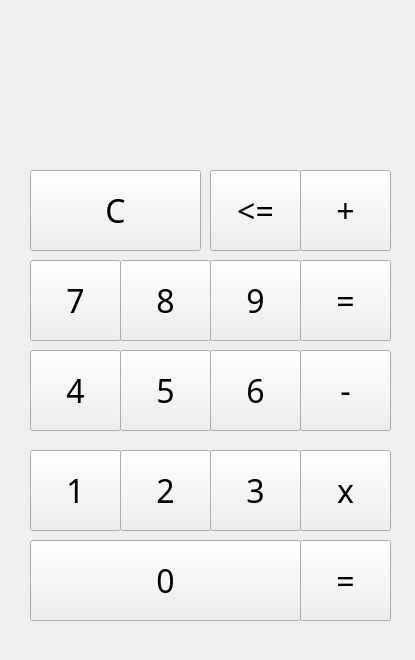
Before: the Qt Designer form mainwindow.ui in pingminus/QTCalculator, drawn with Qt 5.
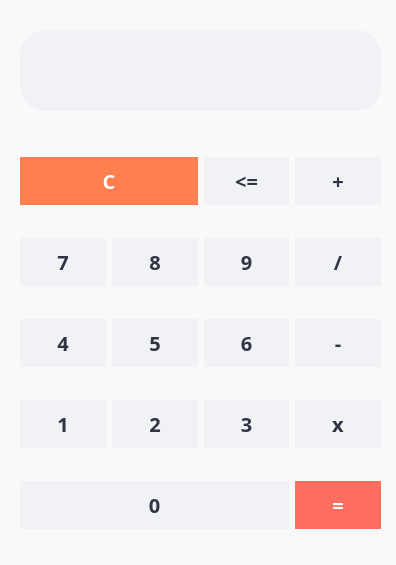
After: the same form once the commit is applied.

```diff
--- a/mainwindow.ui
+++ b/mainwindow.ui
@@ -6,355 +6,721 @@
    <rect>
     <x>0</x>
     <y>0</y>
-    <width>415</width>
-    <height>660</height>
+    <width>396</width>
+    <height>565</height>
    </rect>
   </property>
   <property name="windowTitle">
    <string>MainWindow</string>
   </property>
+  <property name="styleSheet">
+   <string notr="true">QMainWindow {
+    background-color: #f9f9f9;
+}
+
+QLabel {
+    color: #2f3542;
+    font-size: 24px;
+    font-weight: 600;
+}
+
+QPushButton {
+    background-color: #f1f2f6;
+    color: #2f3542;
+    border: none;
+    border-radius: 25px;
+    font-size: 20px;
+    font-weight: bold;
+    padding: 12px 20px;
+}
+
+QPushButton:hover {
+    background-color: #dfe4ea;
+}
+
+QPushButton:pressed {
+    background-color: #ced6e0;
+}
+</string>
+  </property>
   <widget class="QWidget" name="centralwidget">
-   <widget class="QPushButton" name="pushButtonBackspace">
+   <widget class="QLabel" name="label">
     <property name="geometry">
      <rect>
-      <x>210</x>
-      <y>170</y>
-      <width>91</width>
+      <x>20</x>
+      <y>30</y>
+      <width>361</width>
       <height>81</height>
      </rect>
     </property>
     <property name="font">
      <font>
-      <family>Impact</family>
-      <pointsize>24</pointsize>
+      <family>Sans Serif Collection</family>
+      <pointsize>-1</pointsize>
+      <bold>true</bold>
      </font>
     </property>
-    <property name="text">
-     <string>&lt;=</string>
+    <property name="styleSheet">
+     <string notr="true">/* Label-Stil im MacOS-Stil */
+QLabel {
+    background-color: #f1f2f6; /* Helles Grau, passend zu den Buttons */
+    color: #2f3542; /* Dunkles Grau für den Text */
+    border: none;
+    border-radius: 25px; /* Abgerundete Ecken wie bei den Buttons */
+    font-size: 30px; /* Größere Schrift für bessere Lesbarkeit */
+    font-weight: bold; /* Fett für eine bessere visuelle Betonung */
+    padding: 15px; /* Etwas mehr Abstand im Label */
+    text-align: right; /* Textausrichtung nach rechts, wie bei Taschenrechnern */
+}
+
+/* Optional: Hover-Effekt für das Label, falls gewünscht */
+QLabel:hover {
+    background-color: #dfe4ea; /* Helleres Grau bei Hover */
+}
+
+/* Optional: Focus-Effekt für das Label, falls gewünscht */
+QLabel:focus {
+    border: 2px solid #ff6f61; /* Orange-Rote Umrandung bei Fokus */
+}
+</string>
     </property>
-   </widget>
-   <widget class="QPushButton" name="pushButtonAddition">
-    <property name="geometry">
-     <rect>
-      <x>300</x>
-      <y>170</y>
-      <width>91</width>
-      <height>81</height>
-     </rect>
-    </property>
-    <property name="font">
-     <font>
-      <family>Impact</family>
-      <pointsize>24</pointsize>
-     </font>
-    </property>
     <property name="text">
-     <string>+</string>
+     <string/>
     </property>
    </widget>
-   <widget class="QPushButton" name="pushButton9">
+   <widget class="QWidget" name="gridLayoutWidget">
     <property name="geometry">
      <rect>
-      <x>210</x>
-      <y>260</y>
-      <width>91</width>
-      <height>81</height>
+      <x>20</x>
+      <y>130</y>
+      <width>361</width>
+      <height>431</height>
      </rect>
     </property>
+    <layout class="QGridLayout" name="gridLayout">
+     <item row="3" column="0">
+      <widget class="QPushButton" name="pushButton4">
     <property name="font">
      <font>
-      <family>Impact</family>
-      <pointsize>24</pointsize>
-     </font>
-    </property>
+         <family>Sans Serif Collection</family>
+         <pointsize>-1</pointsize>
+         <bold>true</bold>
+        </font>
+       </property>
+       <property name="styleSheet">
+        <string notr="true">QPushButton {
+    background-color: #f1f2f6;
+    color: #2f3542;
+    border: none;
+    border-radius: 25px;
+    font-size: 20px;
+    font-weight: bold;
+    padding: 10px;
+}
+
+QPushButton:hover {
+    background-color: #dfe4ea;
+}
+
+QPushButton:pressed {
+    background-color: #ced6e0;
+}
+</string>
+       </property>
     <property name="text">
-     <string>9</string>
-    </property>
-   </widget>
+        <string>4</string>
+       </property>
+      </widget>
+     </item>
+     <item row="2" column="0">
    <widget class="QPushButton" name="pushButton7">
-    <property name="geometry">
-     <rect>
-      <x>30</x>
-      <y>260</y>
-      <width>91</width>
-      <height>81</height>
-     </rect>
-    </property>
     <property name="font">
      <font>
-      <family>Impact</family>
-      <pointsize>24</pointsize>
-     </font>
-    </property>
+         <family>Sans Serif Collection</family>
+         <pointsize>-1</pointsize>
+         <bold>true</bold>
+        </font>
+       </property>
+       <property name="styleSheet">
+        <string notr="true">QPushButton {
+    background-color: #f1f2f6;
+    color: #2f3542;
+    border: none;
+    border-radius: 25px;
+    font-size: 20px;
+    font-weight: bold;
+    padding: 10px;
+}
+
+QPushButton:hover {
+    background-color: #dfe4ea;
+}
+
+QPushButton:pressed {
+    background-color: #ced6e0;
+}
+</string>
+       </property>
     <property name="text">
      <string>7</string>
     </property>
    </widget>
+     </item>
+     <item row="4" column="2">
+      <widget class="QPushButton" name="pushButton3">
+       <property name="font">
+        <font>
+         <family>Sans Serif Collection</family>
+         <pointsize>-1</pointsize>
+         <bold>true</bold>
+        </font>
+       </property>
+       <property name="styleSheet">
+        <string notr="true">QPushButton {
+    background-color: #f1f2f6;
+    color: #2f3542;
+    border: none;
+    border-radius: 25px;
+    font-size: 20px;
+    font-weight: bold;
+    padding: 10px;
+}
+
+QPushButton:hover {
+    background-color: #dfe4ea;
+}
+
+QPushButton:pressed {
+    background-color: #ced6e0;
+}
+</string>
+       </property>
+       <property name="text">
+        <string>3</string>
+       </property>
+      </widget>
+     </item>
+     <item row="2" column="2">
+      <widget class="QPushButton" name="pushButton9">
+       <property name="font">
+        <font>
+         <family>Sans Serif Collection</family>
+         <pointsize>-1</pointsize>
+         <bold>true</bold>
+        </font>
+       </property>
+       <property name="styleSheet">
+        <string notr="true">QPushButton {
+    background-color: #f1f2f6;
+    color: #2f3542;
+    border: none;
+    border-radius: 25px;
+    font-size: 20px;
+    font-weight: bold;
+    padding: 10px;
+}
+
+QPushButton:hover {
+    background-color: #dfe4ea;
+}
+
+QPushButton:pressed {
+    background-color: #ced6e0;
+}
+</string>
+       </property>
+       <property name="text">
+        <string>9</string>
+       </property>
+      </widget>
+     </item>
+     <item row="2" column="1">
    <widget class="QPushButton" name="pushButton8">
-    <property name="geometry">
-     <rect>
-      <x>120</x>
-      <y>260</y>
-      <width>91</width>
-      <height>81</height>
-     </rect>
-    </property>
     <property name="font">
      <font>
-      <family>Impact</family>
-      <pointsize>24</pointsize>
-     </font>
-    </property>
+         <family>Sans Serif Collection</family>
+         <pointsize>-1</pointsize>
+         <bold>true</bold>
+        </font>
+       </property>
+       <property name="styleSheet">
+        <string notr="true">QPushButton {
+    background-color: #f1f2f6;
+    color: #2f3542;
+    border: none;
+    border-radius: 25px;
+    font-size: 20px;
+    font-weight: bold;
+    padding: 10px;
+}
+
+QPushButton:hover {
+    background-color: #dfe4ea;
+}
+
+QPushButton:pressed {
+    background-color: #ced6e0;
+}
+</string>
+       </property>
     <property name="text">
      <string>8</string>
     </property>
    </widget>
-   <widget class="QPushButton" name="pushButtonDivision">
-    <property name="geometry">
-     <rect>
-      <x>300</x>
-      <y>260</y>
-      <width>91</width>
-      <height>81</height>
-     </rect>
-    </property>
+     </item>
+     <item row="4" column="1">
+      <widget class="QPushButton" name="pushButton2">
     <property name="font">
      <font>
-      <family>Impact</family>
-      <pointsize>24</pointsize>
-     </font>
-    </property>
-    <property name="text">
-     <string>=</string>
-    </property>
-   </widget>
-   <widget class="QPushButton" name="pushButton6">
-    <property name="geometry">
-     <rect>
-      <x>210</x>
-      <y>350</y>
-      <width>91</width>
-      <height>81</height>
-     </rect>
-    </property>
-    <property name="font">
-     <font>
-      <family>Impact</family>
-      <pointsize>24</pointsize>
-     </font>
-    </property>
+         <family>Sans Serif Collection</family>
+         <pointsize>-1</pointsize>
+         <bold>true</bold>
+        </font>
+       </property>
+       <property name="styleSheet">
+        <string notr="true">QPushButton {
+    background-color: #f1f2f6;
+    color: #2f3542;
+    border: none;
+    border-radius: 25px;
+    font-size: 20px;
+    font-weight: bold;
+    padding: 10px;
+}
+
+QPushButton:hover {
+    background-color: #dfe4ea;
+}
+
+QPushButton:pressed {
+    background-color: #ced6e0;
+}
+</string>
+       </property>
     <property name="text">
-     <string>6</string>
-    </property>
-   </widget>
-   <widget class="QPushButton" name="pushButton4">
-    <property name="geometry">
-     <rect>
-      <x>30</x>
-      <y>350</y>
-      <width>91</width>
-      <height>81</height>
-     </rect>
-    </property>
-    <property name="font">
-     <font>
-      <family>Impact</family>
-      <pointsize>24</pointsize>
-     </font>
-    </property>
-    <property name="text">
-     <string>4</string>
-    </property>
-   </widget>
+        <string>2</string>
+       </property>
+      </widget>
+     </item>
+     <item row="3" column="1">
    <widget class="QPushButton" name="pushButton5">
-    <property name="geometry">
-     <rect>
-      <x>120</x>
-      <y>350</y>
-      <width>91</width>
-      <height>81</height>
-     </rect>
-    </property>
     <property name="font">
      <font>
-      <family>Impact</family>
-      <pointsize>24</pointsize>
-     </font>
-    </property>
+         <family>Sans Serif Collection</family>
+         <pointsize>-1</pointsize>
+         <bold>true</bold>
+        </font>
+       </property>
+       <property name="styleSheet">
+        <string notr="true">QPushButton {
+    background-color: #f1f2f6;
+    color: #2f3542;
+    border: none;
+    border-radius: 25px;
+    font-size: 20px;
+    font-weight: bold;
+    padding: 10px;
+}
+
+QPushButton:hover {
+    background-color: #dfe4ea;
+}
+
+QPushButton:pressed {
+    background-color: #ced6e0;
+}
+</string>
+       </property>
     <property name="text">
      <string>5</string>
     </property>
    </widget>
-   <widget class="QPushButton" name="pushButtonSubtraction">
-    <property name="geometry">
-     <rect>
-      <x>300</x>
-      <y>350</y>
-      <width>91</width>
-      <height>81</height>
-     </rect>
-    </property>
+     </item>
+     <item row="3" column="2">
+      <widget class="QPushButton" name="pushButton6">
     <property name="font">
      <font>
-      <family>Impact</family>
-      <pointsize>24</pointsize>
-     </font>
-    </property>
-    <property name="text">
-     <string>-</string>
-    </property>
-   </widget>
-   <widget class="QPushButton" name="pushButton3">
-    <property name="geometry">
-     <rect>
-      <x>210</x>
-      <y>450</y>
-      <width>91</width>
-      <height>81</height>
-     </rect>
-    </property>
-    <property name="font">
-     <font>
-      <family>Impact</family>
-      <pointsize>24</pointsize>
-     </font>
-    </property>
+         <family>Sans Serif Collection</family>
+         <pointsize>-1</pointsize>
+         <bold>true</bold>
+        </font>
+       </property>
+       <property name="styleSheet">
+        <string notr="true">QPushButton {
+    background-color: #f1f2f6;
+    color: #2f3542;
+    border: none;
+    border-radius: 25px;
+    font-size: 20px;
+    font-weight: bold;
+    padding: 10px;
+}
+
+QPushButton:hover {
+    background-color: #dfe4ea;
+}
+
+QPushButton:pressed {
+    background-color: #ced6e0;
+}
+</string>
+       </property>
     <property name="text">
-     <string>3</string>
-    </property>
-   </widget>
+        <string>6</string>
+       </property>
+      </widget>
+     </item>
+     <item row="4" column="0">
    <widget class="QPushButton" name="pushButton1">
-    <property name="geometry">
-     <rect>
-      <x>30</x>
-      <y>450</y>
-      <width>91</width>
-      <height>81</height>
-     </rect>
-    </property>
     <property name="font">
      <font>
-      <family>Impact</family>
-      <pointsize>24</pointsize>
-     </font>
-    </property>
+         <family>Sans Serif Collection</family>
+         <pointsize>-1</pointsize>
+         <bold>true</bold>
+        </font>
+       </property>
+       <property name="styleSheet">
+        <string notr="true">QPushButton {
+    background-color: #f1f2f6;
+    color: #2f3542;
+    border: none;
+    border-radius: 25px;
+    font-size: 20px;
+    font-weight: bold;
+    padding: 10px;
+}
+
+QPushButton:hover {
+    background-color: #dfe4ea;
+}
+
+QPushButton:pressed {
+    background-color: #ced6e0;
+}
+</string>
+       </property>
     <property name="text">
      <string>1</string>
     </property>
    </widget>
-   <widget class="QPushButton" name="pushButton2">
-    <property name="geometry">
-     <rect>
-      <x>120</x>
-      <y>450</y>
-      <width>91</width>
-      <height>81</height>
-     </rect>
-    </property>
-    <property name="font">
-     <font>
-      <family>Impact</family>
-      <pointsize>24</pointsize>
-     </font>
-    </property>
-    <property name="text">
-     <string>2</string>
-    </property>
-   </widget>
+     </item>
+     <item row="4" column="3">
    <widget class="QPushButton" name="pushButtonMultiplication">
-    <property name="geometry">
-     <rect>
-      <x>300</x>
-      <y>450</y>
-      <width>91</width>
-      <height>81</height>
-     </rect>
-    </property>
     <property name="font">
      <font>
-      <family>Impact</family>
-      <pointsize>24</pointsize>
-     </font>
-    </property>
+         <family>Sans Serif Collection</family>
+         <pointsize>-1</pointsize>
+         <bold>true</bold>
+        </font>
+       </property>
+       <property name="styleSheet">
+        <string notr="true">QPushButton {
+    background-color: #f1f2f6;
+    color: #2f3542;
+    border: none;
+    border-radius: 25px;
+    font-size: 20px;
+    font-weight: bold;
+    padding: 10px;
+}
+
+QPushButton:hover {
+    background-color: #dfe4ea;
+}
+
+QPushButton:pressed {
+    background-color: #ced6e0;
+}
+</string>
+       </property>
     <property name="text">
      <string>x</string>
     </property>
    </widget>
-   <widget class="QPushButton" name="pushButton0">
-    <property name="geometry">
-     <rect>
-      <x>30</x>
-      <y>540</y>
-      <width>271</width>
-      <height>81</height>
-     </rect>
-    </property>
+     </item>
+     <item row="3" column="3">
+      <widget class="QPushButton" name="pushButtonSubtraction">
+       <property name="font">
+        <font>
+         <family>Sans Serif Collection</family>
+         <pointsize>-1</pointsize>
+         <bold>true</bold>
+        </font>
+       </property>
+       <property name="styleSheet">
+        <string notr="true">QPushButton {
+    background-color: #f1f2f6;
+    color: #2f3542;
+    border: none;
+    border-radius: 25px;
+    font-size: 20px;
+    font-weight: bold;
+    padding: 10px;
+}
+
+QPushButton:hover {
+    background-color: #dfe4ea;
+}
+
+QPushButton:pressed {
+    background-color: #ced6e0;
+}
+</string>
+       </property>
+       <property name="text">
+        <string>-</string>
+       </property>
+      </widget>
+     </item>
+     <item row="2" column="3">
+      <widget class="QPushButton" name="pushButtonDivision">
     <property name="font">
      <font>
-      <family>Impact</family>
-      <pointsize>24</pointsize>
-     </font>
-    </property>
+         <family>Sans Serif Collection</family>
+         <pointsize>-1</pointsize>
+         <bold>true</bold>
+        </font>
+       </property>
+       <property name="cursor">
+        <cursorShape>PointingHandCursor</cursorShape>
+       </property>
+       <property name="mouseTracking">
+        <bool>true</bool>
+       </property>
+       <property name="styleSheet">
+        <string notr="true">QPushButton {
+    background-color: #f1f2f6;
+    color: #2f3542;
+    border: none;
+    border-radius: 25px;
+    font-size: 20px;
+    font-weight: bold;
+    padding: 10px;
+}
+
+QPushButton:hover {
+    background-color: #dfe4ea;
+}
+
+QPushButton:pressed {
+    background-color: #ced6e0;
+}
+</string>
+       </property>
     <property name="text">
-     <string>0</string>
-    </property>
-   </widget>
+        <string>/</string>
+       </property>
+      </widget>
+     </item>
+     <item row="1" column="2">
+      <widget class="QPushButton" name="pushButtonBackspace">
+       <property name="font">
+        <font>
+         <family>Sans Serif Collection</family>
+         <pointsize>-1</pointsize>
+         <bold>true</bold>
+        </font>
+       </property>
+       <property name="styleSheet">
+        <string notr="true">QPushButton {
+    background-color: #f1f2f6;
+    color: #2f3542;
+    border: none;
+    border-radius: 25px;
+    font-size: 20px;
+    font-weight: bold;
+    padding: 10px;
+}
+
+QPushButton:hover {
+    background-color: #dfe4ea;
+}
+
+QPushButton:pressed {
+    background-color: #ced6e0;
+}
+</string>
+       </property>
+       <property name="text">
+        <string>&lt;=</string>
+       </property>
+      </widget>
+     </item>
+     <item row="1" column="0" colspan="2">
    <widget class="QPushButton" name="pushButtonClear">
-    <property name="geometry">
-     <rect>
-      <x>30</x>
-      <y>170</y>
-      <width>171</width>
-      <height>81</height>
-     </rect>
-    </property>
     <property name="font">
      <font>
-      <family>Impact</family>
-      <pointsize>24</pointsize>
-     </font>
-    </property>
+         <family>Sans Serif Collection</family>
+         <pointsize>-1</pointsize>
+         <bold>true</bold>
+        </font>
+       </property>
+       <property name="styleSheet">
+        <string notr="true">/* Allgemeiner Stil für alle Buttons */
+QPushButton {
+    background-color: #f1f2f6;
+    color: #2f3542;
+    border: none;
+    border-radius: 25px;
+    font-size: 20px;
+    font-weight: bold;
+    padding: 10px;
+}
+
+/* Hover-Effekt für alle Buttons */
+QPushButton:hover {
+    background-color: #dfe4ea;
+}
+
+/* Pressed-Effekt für alle Buttons */
+QPushButton:pressed {
+    background-color: #ced6e0;
+}
+
+/* Spezieller Stil für den Clear-Button */
+QPushButton#pushButtonClear {
+    background-color: #ff7f50; /* Helles Orange */
+    color: #fff;
+}
+
+/* Hover-Effekt für den Clear-Button */
+QPushButton#pushButtonClear:hover {
+    background-color: #ff6347; /* Dunkleres Orange bei Hover */
+}
+
+/* Pressed-Effekt für den Clear-Button */
+QPushButton#pushButtonClear:pressed {
+    background-color: #e55347; /* Noch dunkleres Orange bei gedrückt */
+}
+</string>
+       </property>
     <property name="text">
      <string>C</string>
     </property>
    </widget>
+     </item>
+     <item row="1" column="3">
+      <widget class="QPushButton" name="pushButtonAddition">
+       <property name="font">
+        <font>
+         <family>Sans Serif Collection</family>
+         <pointsize>-1</pointsize>
+         <bold>true</bold>
+        </font>
+       </property>
+       <property name="styleSheet">
+        <string notr="true">QPushButton {
+    background-color: #f1f2f6;
+    color: #2f3542;
+    border: none;
+    border-radius: 25px;
+    font-size: 20px;
+    font-weight: bold;
+    padding: 10px;
+}
+
+QPushButton:hover {
+    background-color: #dfe4ea;
+}
+
+QPushButton:pressed {
+    background-color: #ced6e0;
+}
+</string>
+       </property>
+       <property name="text">
+        <string>+</string>
+       </property>
+      </widget>
+     </item>
+     <item row="5" column="3">
    <widget class="QPushButton" name="PushButtonEqual">
-    <property name="geometry">
-     <rect>
-      <x>300</x>
-      <y>540</y>
-      <width>91</width>
-      <height>81</height>
-     </rect>
-    </property>
     <property name="font">
      <font>
-      <family>Impact</family>
-      <pointsize>24</pointsize>
-     </font>
-    </property>
+         <family>Sans Serif Collection</family>
+         <pointsize>-1</pointsize>
+         <bold>true</bold>
+        </font>
+       </property>
+       <property name="styleSheet">
+        <string notr="true">/* Allgemeiner Stil für alle Buttons */
+QPushButton {
+    background-color: #f1f2f6;
+    color: #2f3542;
+    border: none;
+    border-radius: 25px;
+    font-size: 20px;
+    font-weight: bold;
+    padding: 10px;
+}
+
+/* Hover-Effekt für alle Buttons */
+QPushButton:hover {
+    background-color: #dfe4ea;
+}
+
+/* Pressed-Effekt für alle Buttons */
+QPushButton:pressed {
+    background-color: #ced6e0;
+}
+
+/* Spezieller Stil für den Equal-Button (Orange) */
+QPushButton#PushButtonEqual {
+    background-color: #ff6f61; /* Orange-Rot */
+    color: #fff;
+}
+
+/* Hover-Effekt für den Equal-Button */
+QPushButton#PushButtonEqual:hover {
+    background-color: #ff8f7f; /* Helleres Orange-Rot bei Hover */
+}
+
+/* Pressed-Effekt für den Equal-Button */
+QPushButton#PushButtonEqual:pressed {
+    background-color: #ffb3a7; /* Noch helleres Orange-Rot bei gedrückt */
+}
+</string>
+       </property>
     <property name="text">
      <string>=</string>
     </property>
    </widget>
-   <widget class="QLabel" name="label">
-    <property name="geometry">
-     <rect>
-      <x>40</x>
-      <y>30</y>
-      <width>331</width>
-      <height>121</height>
-     </rect>
-    </property>
+     </item>
+     <item row="5" column="0" colspan="3">
+      <widget class="QPushButton" name="pushButton0">
     <property name="font">
      <font>
-      <family>Impact</family>
-      <pointsize>24</pointsize>
-     </font>
-    </property>
+         <family>Sans Serif Collection</family>
+         <pointsize>-1</pointsize>
+         <bold>true</bold>
+        </font>
+       </property>
+       <property name="styleSheet">
+        <string notr="true">QPushButton {
+    background-color: #f1f2f6;
+    color: #2f3542;
+    border: none;
+    border-radius: 25px;
+    font-size: 20px;
+    font-weight: bold;
+    padding: 10px;
+}
+
+QPushButton:hover {
+    background-color: #dfe4ea;
+}
+
+QPushButton:pressed {
+    background-color: #ced6e0;
+}
+</string>
+       </property>
     <property name="text">
-     <string/>
-    </property>
+        <string>0</string>
+       </property>
+      </widget>
+     </item>
+    </layout>
    </widget>
   </widget>
  </widget>
```
Lines whose indentation alone changed are shown as unchanged.
